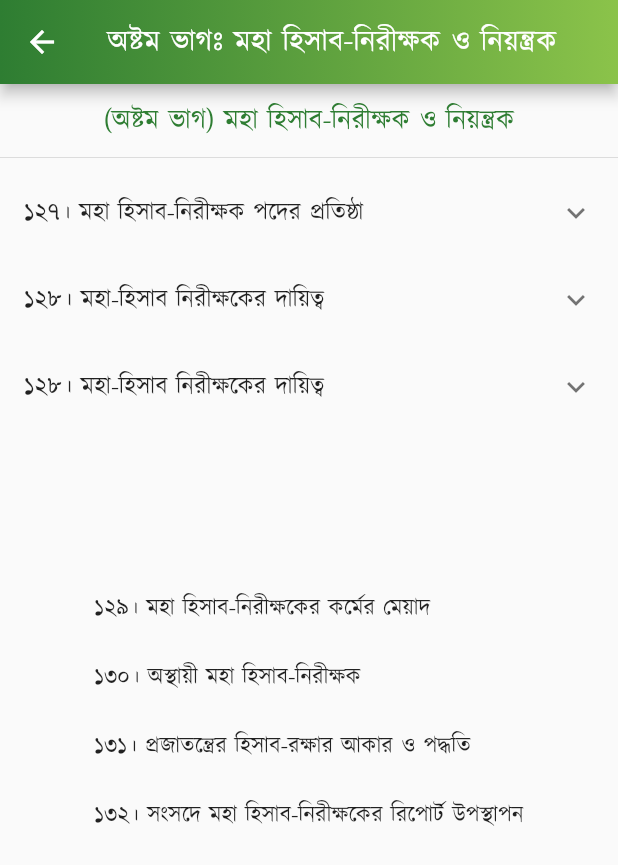
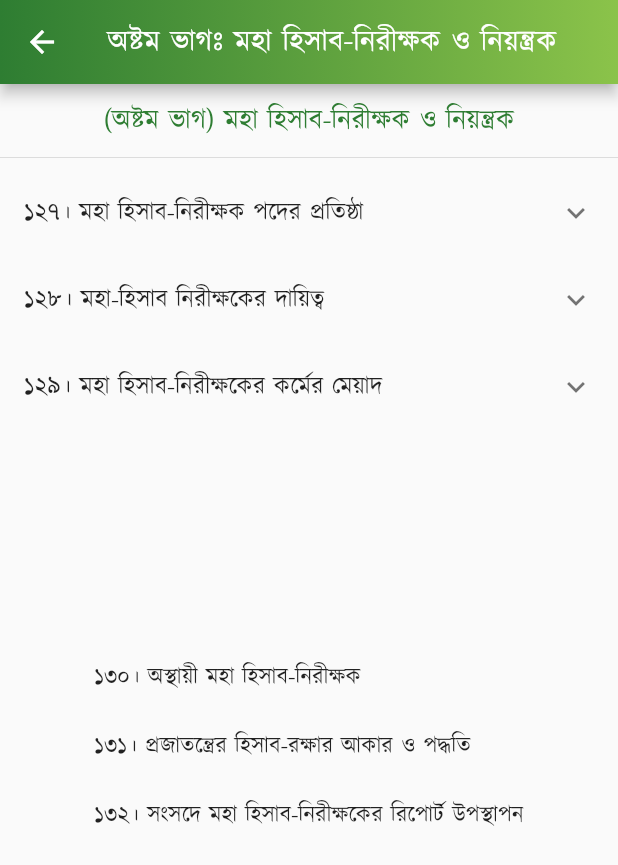
Before and after one commit to Azimul-Haque/flutter-onesignal, a Flutter app: the PartEight screen opened directly, on a phone screen of 412 x 824 dp. Shown: the top 865 px of the screen. Run offline on Flutter 3.47's test engine with Material 2 defaults, Android fonts, the phone set to English and light mode, and no system bars; our stand-ins replace fluttertoast, package_info_plus, percent_indicator, shared_preferences, sqflite; missing offline and left inert: blinking_text, flutter_share, onesignal_flutter, slide_popup_dialog; accounts and stored records are empty; network calls fail.

Commit message:
Commit Fri 04/29/2022 23:50:10.17 3655

```diff
--- a/lib/pages/constitution/part8.dart
+++ b/lib/pages/constitution/part8.dart
@@ -74,7 +74,7 @@ class PartEight extends StatelessWidget {
             ],
           ),
           ExpansionTile(
-            title: Text('১২৮। মহা-হিসাব নিরীক্ষকের দায়িত্ব'),
+            title: Text('১২৯। মহা হিসাব-নিরীক্ষকের কর্মের মেয়াদ'),
             children: <Widget>[
               ListTile(
                   title: SelectableText(
@@ -87,7 +87,7 @@ class PartEight extends StatelessWidget {
             padding: EdgeInsets.all(15),
             child: Column(children: <Widget>[
               Text(
-                " \n\n \n\n১২৯। মহা হিসাব-নিরীক্ষকের কর্মের মেয়াদ \n\n১৩০। অস্থায়ী মহা হিসাব-নিরীক্ষক \n\n১৩১। প্রজাতন্ত্রের হিসাব-রক্ষার আকার ও পদ্ধতি \n\n১৩২। সংসদে মহা হিসাব-নিরীক্ষকের রিপোর্ট উপস্থাপন",
+                " \n\n \n\n \n\n১৩০। অস্থায়ী মহা হিসাব-নিরীক্ষক \n\n১৩১। প্রজাতন্ত্রের হিসাব-রক্ষার আকার ও পদ্ধতি \n\n১৩২। সংসদে মহা হিসাব-নিরীক্ষকের রিপোর্ট উপস্থাপন",
                 style:
                     TextStyle(color: Colors.black87, fontSize: 15, height: 1.5),
                 textAlign: TextAlign.justify,
```
